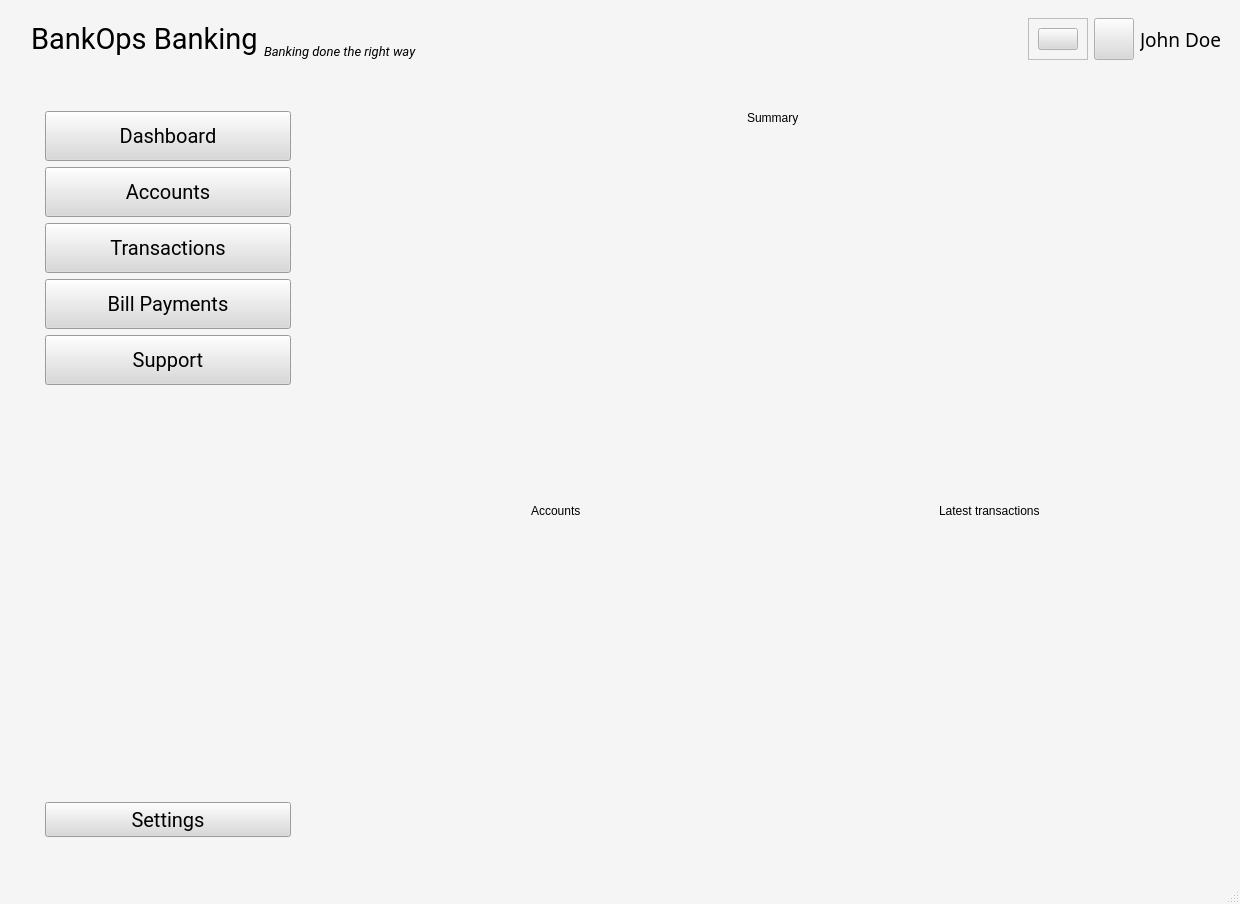
First picture: the form in src/ui/designs/main_window.ui, repository Luis-Rosario-Alers/BankOps, before the edit.
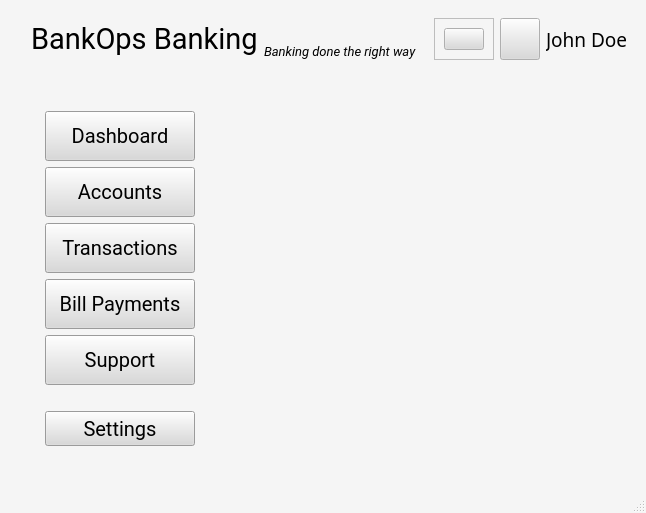
Second picture: the form after the edit. Icons and pictures are not drawn. Custom widgets are drawn as their Qt base class.

Commit message: :construction: add dashboard ui and transaction ui designs

What changed in the file:
```diff
--- a/src/ui/designs/main_window.ui
+++ b/src/ui/designs/main_window.ui
@@ -6,8 +6,8 @@
    <rect>
     <x>0</x>
     <y>0</y>
-    <width>1240</width>
-    <height>904</height>
+    <width>646</width>
+    <height>513</height>
    </rect>
   </property>
   <property name="palette">
@@ -753,113 +753,9 @@
         </widget>
        </item>
        <item>
-        <widget class="QWidget" name="dashboard_background" native="true">
-         <property name="sizeIncrement">
-          <size>
-           <width>0</width>
-           <height>0</height>
-          </size>
-         </property>
-         <layout class="QVBoxLayout" name="verticalLayout_3">
-          <item>
-           <widget class="QWidget" name="widget_5" native="true">
-            <property name="styleSheet">
-             <string notr="true"/>
-            </property>
-            <layout class="QVBoxLayout" name="verticalLayout_4">
-             <item alignment="Qt::AlignmentFlag::AlignTop">
-              <widget class="QWidget" name="widget_7" native="true">
-               <layout class="QVBoxLayout" name="verticalLayout_5">
-                <item alignment="Qt::AlignmentFlag::AlignHCenter">
-                 <widget class="QLabel" name="label_3">
-                  <property name="text">
-                   <string>Summary</string>
-                  </property>
-                 </widget>
-                </item>
-               </layout>
-              </widget>
-             </item>
-             <item>
-              <widget class="QWidget" name="widget_8" native="true">
-               <property name="sizePolicy">
-                <sizepolicy hsizetype="Preferred" vsizetype="Expanding">
-                 <horstretch>0</horstretch>
-                 <verstretch>0</verstretch>
-                </sizepolicy>
-               </property>
-               <layout class="QHBoxLayout" name="horizontalLayout_7"/>
-              </widget>
-             </item>
-            </layout>
-           </widget>
-          </item>
-          <item>
-           <widget class="QWidget" name="widget_6" native="true">
-            <layout class="QHBoxLayout" name="horizontalLayout_2">
-             <item>
-              <widget class="QWidget" name="widget_9" native="true">
-               <layout class="QVBoxLayout" name="verticalLayout_10">
-                <item alignment="Qt::AlignmentFlag::AlignTop">
-                 <widget class="QWidget" name="widget_14" native="true">
-                  <layout class="QHBoxLayout" name="horizontalLayout_4">
-                   <item alignment="Qt::AlignmentFlag::AlignHCenter">
-                    <widget class="QLabel" name="label_2">
-                     <property name="text">
-                      <string>Accounts</string>
-                     </property>
-                    </widget>
-                   </item>
-                  </layout>
-                 </widget>
-                </item>
-                <item>
-                 <widget class="QWidget" name="widget_15" native="true">
-                  <property name="sizePolicy">
-                   <sizepolicy hsizetype="Preferred" vsizetype="Expanding">
-                    <horstretch>0</horstretch>
-                    <verstretch>0</verstretch>
-                   </sizepolicy>
-                  </property>
-                 </widget>
-                </item>
-               </layout>
-              </widget>
-             </item>
-             <item>
-              <widget class="QWidget" name="widget_10" native="true">
-               <layout class="QVBoxLayout" name="verticalLayout_2">
-                <item alignment="Qt::AlignmentFlag::AlignTop">
-                 <widget class="QWidget" name="widget_16" native="true">
-                  <layout class="QHBoxLayout" name="horizontalLayout_5">
-                   <item alignment="Qt::AlignmentFlag::AlignHCenter">
-                    <widget class="QLabel" name="label_4">
-                     <property name="text">
-                      <string>Latest transactions</string>
-                     </property>
-                    </widget>
-                   </item>
-                  </layout>
-                 </widget>
-                </item>
-                <item>
-                 <widget class="QWidget" name="widget_17" native="true">
-                  <property name="sizePolicy">
-                   <sizepolicy hsizetype="Preferred" vsizetype="Expanding">
-                    <horstretch>0</horstretch>
-                    <verstretch>0</verstretch>
-                   </sizepolicy>
-                  </property>
-                  <layout class="QVBoxLayout" name="verticalLayout_14"/>
-                 </widget>
-                </item>
-               </layout>
-              </widget>
-             </item>
-            </layout>
-           </widget>
-          </item>
-         </layout>
+        <widget class="QStackedWidget" name="contentStackedWidget">
+         <widget class="QWidget" name="page"/>
+         <widget class="QWidget" name="page_2"/>
         </widget>
        </item>
       </layout>
```
Left out of the diff: 20 changed lines with no effect on the pictures. The commit also changes 10 other files.
